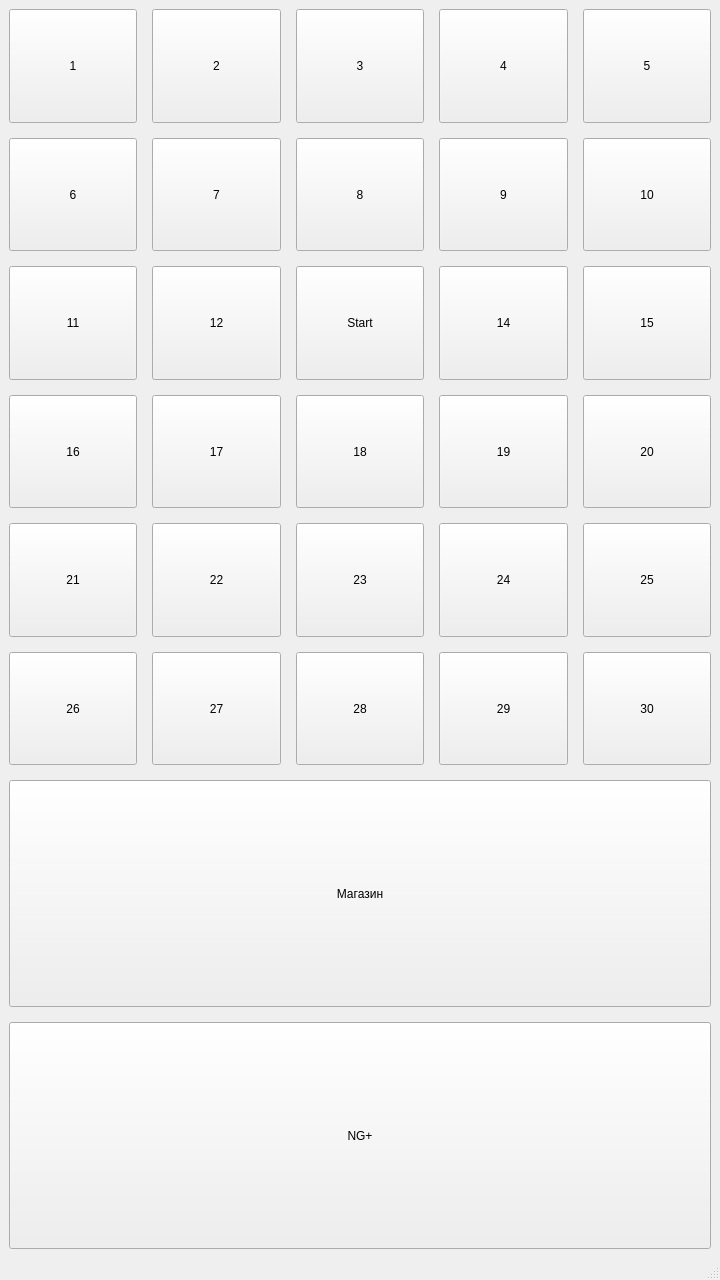
First picture: the form in map.ui, repository nladia/MyGame, before the edit.
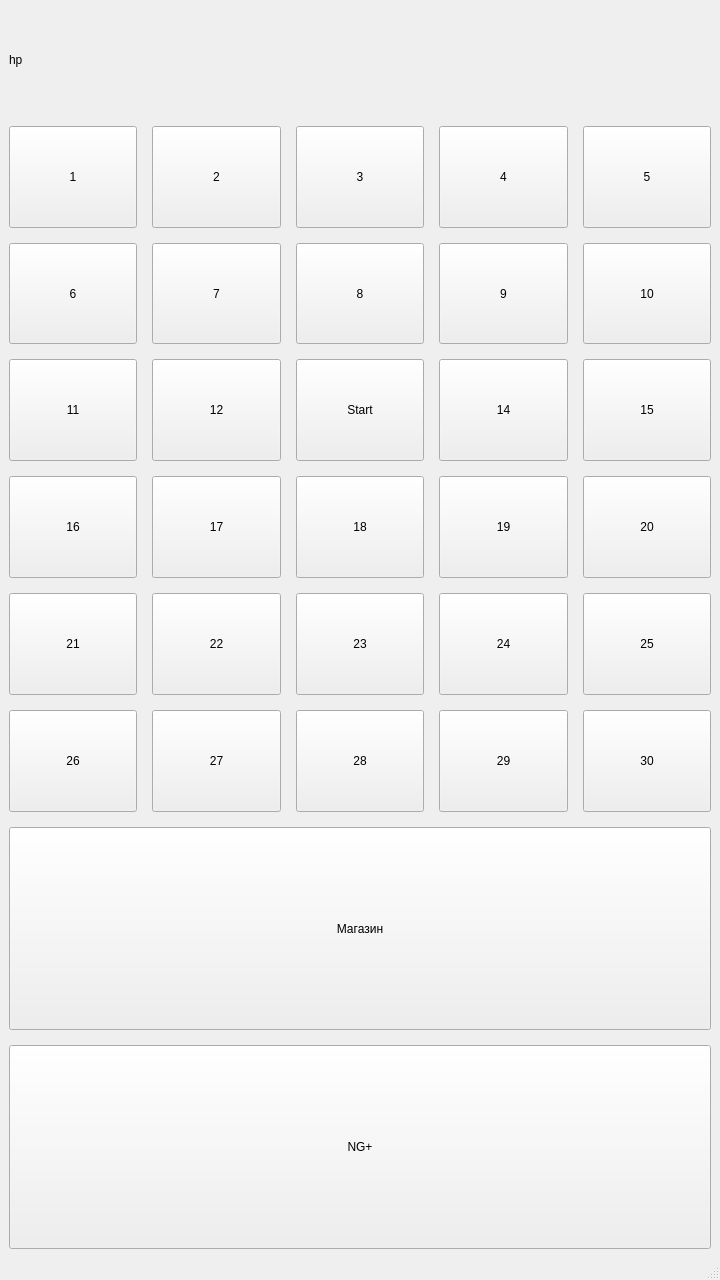
Second picture: the form after the edit.

Commit message: start_ability

The edit to the form file:
```diff
--- a/map.ui
+++ b/map.ui
@@ -14,11 +14,75 @@
    <string>MainWindow</string>
   </property>
   <widget class="QWidget" name="centralwidget">
-   <layout class="QGridLayout" name="gridLayout" rowstretch="1,1,1,1,1,1,2,2">
+   <layout class="QGridLayout" name="gridLayout" rowstretch="1,1,1,1,1,1,1,2,2">
     <property name="spacing">
      <number>15</number>
     </property>
-    <item row="0" column="0">
+    <item row="3" column="4">
+     <widget class="QPushButton" name="b15">
+      <property name="enabled">
+       <bool>true</bool>
+      </property>
+      <property name="sizePolicy">
+       <sizepolicy hsizetype="Minimum" vsizetype="Minimum">
+        <horstretch>0</horstretch>
+        <verstretch>0</verstretch>
+       </sizepolicy>
+      </property>
+      <property name="text">
+       <string>15</string>
+      </property>
+     </widget>
+    </item>
+    <item row="4" column="0">
+     <widget class="QPushButton" name="b16">
+      <property name="enabled">
+       <bool>true</bool>
+      </property>
+      <property name="sizePolicy">
+       <sizepolicy hsizetype="Minimum" vsizetype="Minimum">
+        <horstretch>0</horstretch>
+        <verstretch>0</verstretch>
+       </sizepolicy>
+      </property>
+      <property name="text">
+       <string>16</string>
+      </property>
+     </widget>
+    </item>
+    <item row="4" column="1">
+     <widget class="QPushButton" name="b17">
+      <property name="enabled">
+       <bool>true</bool>
+      </property>
+      <property name="sizePolicy">
+       <sizepolicy hsizetype="Minimum" vsizetype="Minimum">
+        <horstretch>0</horstretch>
+        <verstretch>0</verstretch>
+       </sizepolicy>
+      </property>
+      <property name="text">
+       <string>17</string>
+      </property>
+     </widget>
+    </item>
+    <item row="2" column="0">
+     <widget class="QPushButton" name="b6">
+      <property name="enabled">
+       <bool>true</bool>
+      </property>
+      <property name="sizePolicy">
+       <sizepolicy hsizetype="Minimum" vsizetype="Minimum">
+        <horstretch>0</horstretch>
+        <verstretch>0</verstretch>
+       </sizepolicy>
+      </property>
+      <property name="text">
+       <string>6</string>
+      </property>
+     </widget>
+    </item>
+    <item row="1" column="0">
      <widget class="QPushButton" name="b1">
       <property name="enabled">
        <bool>true</bool>
@@ -34,23 +98,7 @@
       </property>
      </widget>
     </item>
-    <item row="0" column="1">
-     <widget class="QPushButton" name="b2">
-      <property name="enabled">
-       <bool>true</bool>
-      </property>
-      <property name="sizePolicy">
-       <sizepolicy hsizetype="Minimum" vsizetype="Minimum">
-        <horstretch>0</horstretch>
-        <verstretch>0</verstretch>
-       </sizepolicy>
-      </property>
-      <property name="text">
-       <string>2</string>
-      </property>
-     </widget>
-    </item>
-    <item row="0" column="2">
+    <item row="1" column="2">
      <widget class="QPushButton" name="b3">
       <property name="enabled">
        <bool>true</bool>
@@ -66,7 +114,7 @@
       </property>
      </widget>
     </item>
-    <item row="0" column="3">
+    <item row="1" column="3">
      <widget class="QPushButton" name="b4">
       <property name="enabled">
        <bool>true</bool>
@@ -82,7 +130,7 @@
       </property>
      </widget>
     </item>
-    <item row="0" column="4">
+    <item row="1" column="4">
      <widget class="QPushButton" name="b5">
       <property name="enabled">
        <bool>true</bool>
@@ -98,23 +146,23 @@
       </property>
      </widget>
     </item>
-    <item row="1" column="0">
-     <widget class="QPushButton" name="b6">
-      <property name="enabled">
-       <bool>true</bool>
-      </property>
-      <property name="sizePolicy">
-       <sizepolicy hsizetype="Minimum" vsizetype="Minimum">
-        <horstretch>0</horstretch>
-        <verstretch>0</verstretch>
-       </sizepolicy>
-      </property>
-      <property name="text">
-       <string>6</string>
-      </property>
-     </widget>
-    </item>
     <item row="1" column="1">
+     <widget class="QPushButton" name="b2">
+      <property name="enabled">
+       <bool>true</bool>
+      </property>
+      <property name="sizePolicy">
+       <sizepolicy hsizetype="Minimum" vsizetype="Minimum">
+        <horstretch>0</horstretch>
+        <verstretch>0</verstretch>
+       </sizepolicy>
+      </property>
+      <property name="text">
+       <string>2</string>
+      </property>
+     </widget>
+    </item>
+    <item row="2" column="1">
      <widget class="QPushButton" name="b7">
       <property name="enabled">
        <bool>true</bool>
@@ -130,7 +178,23 @@
       </property>
      </widget>
     </item>
-    <item row="1" column="2">
+    <item row="3" column="0">
+     <widget class="QPushButton" name="b11">
+      <property name="enabled">
+       <bool>true</bool>
+      </property>
+      <property name="sizePolicy">
+       <sizepolicy hsizetype="Minimum" vsizetype="Minimum">
+        <horstretch>0</horstretch>
+        <verstretch>0</verstretch>
+       </sizepolicy>
+      </property>
+      <property name="text">
+       <string>11</string>
+      </property>
+     </widget>
+    </item>
+    <item row="2" column="2">
      <widget class="QPushButton" name="b8">
       <property name="enabled">
        <bool>true</bool>
@@ -146,7 +210,7 @@
       </property>
      </widget>
     </item>
-    <item row="1" column="3">
+    <item row="2" column="3">
      <widget class="QPushButton" name="b9">
       <property name="enabled">
        <bool>true</bool>
@@ -162,7 +226,7 @@
       </property>
      </widget>
     </item>
-    <item row="1" column="4">
+    <item row="2" column="4">
      <widget class="QPushButton" name="b10">
       <property name="enabled">
        <bool>true</bool>
@@ -178,52 +242,7 @@
       </property>
      </widget>
     </item>
-    <item row="2" column="0">
-     <widget class="QPushButton" name="b11">
-      <property name="enabled">
-       <bool>true</bool>
-      </property>
-      <property name="sizePolicy">
-       <sizepolicy hsizetype="Minimum" vsizetype="Minimum">
-        <horstretch>0</horstretch>
-        <verstretch>0</verstretch>
-       </sizepolicy>
-      </property>
-      <property name="text">
-       <string>11</string>
-      </property>
-     </widget>
-    </item>
-    <item row="2" column="1">
-     <widget class="QPushButton" name="b12">
-      <property name="enabled">
-       <bool>true</bool>
-      </property>
-      <property name="sizePolicy">
-       <sizepolicy hsizetype="Minimum" vsizetype="Minimum">
-        <horstretch>0</horstretch>
-        <verstretch>0</verstretch>
-       </sizepolicy>
-      </property>
-      <property name="text">
-       <string>12</string>
-      </property>
-     </widget>
-    </item>
-    <item row="2" column="2">
-     <widget class="QPushButton" name="start">
-      <property name="sizePolicy">
-       <sizepolicy hsizetype="Minimum" vsizetype="Minimum">
-        <horstretch>0</horstretch>
-        <verstretch>0</verstretch>
-       </sizepolicy>
-      </property>
-      <property name="text">
-       <string>Start</string>
-      </property>
-     </widget>
-    </item>
-    <item row="2" column="3">
+    <item row="3" column="3">
      <widget class="QPushButton" name="b14">
       <property name="enabled">
        <bool>true</bool>
@@ -239,40 +258,8 @@
       </property>
      </widget>
     </item>
-    <item row="2" column="4">
-     <widget class="QPushButton" name="b15">
-      <property name="enabled">
-       <bool>true</bool>
-      </property>
-      <property name="sizePolicy">
-       <sizepolicy hsizetype="Minimum" vsizetype="Minimum">
-        <horstretch>0</horstretch>
-        <verstretch>0</verstretch>
-       </sizepolicy>
-      </property>
-      <property name="text">
-       <string>15</string>
-      </property>
-     </widget>
-    </item>
-    <item row="3" column="0">
-     <widget class="QPushButton" name="b16">
-      <property name="enabled">
-       <bool>true</bool>
-      </property>
-      <property name="sizePolicy">
-       <sizepolicy hsizetype="Minimum" vsizetype="Minimum">
-        <horstretch>0</horstretch>
-        <verstretch>0</verstretch>
-       </sizepolicy>
-      </property>
-      <property name="text">
-       <string>16</string>
-      </property>
-     </widget>
-    </item>
     <item row="3" column="1">
-     <widget class="QPushButton" name="b17">
+     <widget class="QPushButton" name="b12">
       <property name="enabled">
        <bool>true</bool>
       </property>
@@ -283,11 +270,11 @@
        </sizepolicy>
       </property>
       <property name="text">
-       <string>17</string>
+       <string>12</string>
       </property>
      </widget>
     </item>
-    <item row="3" column="2">
+    <item row="4" column="2">
      <widget class="QPushButton" name="b18">
       <property name="enabled">
        <bool>true</bool>
@@ -303,7 +290,7 @@
       </property>
      </widget>
     </item>
-    <item row="3" column="3">
+    <item row="4" column="3">
      <widget class="QPushButton" name="b19">
       <property name="enabled">
        <bool>true</bool>
@@ -319,7 +306,20 @@
       </property>
      </widget>
     </item>
-    <item row="3" column="4">
+    <item row="3" column="2">
+     <widget class="QPushButton" name="start">
+      <property name="sizePolicy">
+       <sizepolicy hsizetype="Minimum" vsizetype="Minimum">
+        <horstretch>0</horstretch>
+        <verstretch>0</verstretch>
+       </sizepolicy>
+      </property>
+      <property name="text">
+       <string>Start</string>
+      </property>
+     </widget>
+    </item>
+    <item row="4" column="4">
      <widget class="QPushButton" name="b20">
       <property name="enabled">
        <bool>true</bool>
@@ -335,23 +335,7 @@
       </property>
      </widget>
     </item>
-    <item row="4" column="0">
-     <widget class="QPushButton" name="b21">
-      <property name="enabled">
-       <bool>true</bool>
-      </property>
-      <property name="sizePolicy">
-       <sizepolicy hsizetype="Minimum" vsizetype="Minimum">
-        <horstretch>0</horstretch>
-        <verstretch>0</verstretch>
-       </sizepolicy>
-      </property>
-      <property name="text">
-       <string>21</string>
-      </property>
-     </widget>
-    </item>
-    <item row="4" column="1">
+    <item row="5" column="1">
      <widget class="QPushButton" name="b22">
       <property name="enabled">
        <bool>true</bool>
@@ -367,23 +351,7 @@
       </property>
      </widget>
     </item>
-    <item row="4" column="2">
-     <widget class="QPushButton" name="b23">
-      <property name="enabled">
-       <bool>true</bool>
-      </property>
-      <property name="sizePolicy">
-       <sizepolicy hsizetype="Minimum" vsizetype="Minimum">
-        <horstretch>0</horstretch>
-        <verstretch>0</verstretch>
-       </sizepolicy>
-      </property>
-      <property name="text">
-       <string>23</string>
-      </property>
-     </widget>
-    </item>
-    <item row="4" column="3">
+    <item row="5" column="3">
      <widget class="QPushButton" name="b24">
       <property name="enabled">
        <bool>true</bool>
@@ -399,24 +367,8 @@
       </property>
      </widget>
     </item>
-    <item row="4" column="4">
-     <widget class="QPushButton" name="b25">
-      <property name="enabled">
-       <bool>true</bool>
-      </property>
-      <property name="sizePolicy">
-       <sizepolicy hsizetype="Minimum" vsizetype="Minimum">
-        <horstretch>0</horstretch>
-        <verstretch>0</verstretch>
-       </sizepolicy>
-      </property>
-      <property name="text">
-       <string>25</string>
-      </property>
-     </widget>
-    </item>
     <item row="5" column="0">
-     <widget class="QPushButton" name="b26">
+     <widget class="QPushButton" name="b21">
       <property name="enabled">
        <bool>true</bool>
       </property>
@@ -427,11 +379,43 @@
        </sizepolicy>
       </property>
       <property name="text">
-       <string>26</string>
+       <string>21</string>
       </property>
      </widget>
     </item>
-    <item row="5" column="1">
+    <item row="5" column="2">
+     <widget class="QPushButton" name="b23">
+      <property name="enabled">
+       <bool>true</bool>
+      </property>
+      <property name="sizePolicy">
+       <sizepolicy hsizetype="Minimum" vsizetype="Minimum">
+        <horstretch>0</horstretch>
+        <verstretch>0</verstretch>
+       </sizepolicy>
+      </property>
+      <property name="text">
+       <string>23</string>
+      </property>
+     </widget>
+    </item>
+    <item row="6" column="3">
+     <widget class="QPushButton" name="b29">
+      <property name="enabled">
+       <bool>true</bool>
+      </property>
+      <property name="sizePolicy">
+       <sizepolicy hsizetype="Minimum" vsizetype="Minimum">
+        <horstretch>0</horstretch>
+        <verstretch>0</verstretch>
+       </sizepolicy>
+      </property>
+      <property name="text">
+       <string>29</string>
+      </property>
+     </widget>
+    </item>
+    <item row="6" column="1">
      <widget class="QPushButton" name="b27">
       <property name="enabled">
        <bool>true</bool>
@@ -447,7 +431,7 @@
       </property>
      </widget>
     </item>
-    <item row="5" column="2">
+    <item row="6" column="2">
      <widget class="QPushButton" name="b28">
       <property name="enabled">
        <bool>true</bool>
@@ -463,23 +447,39 @@
       </property>
      </widget>
     </item>
-    <item row="5" column="3">
-     <widget class="QPushButton" name="b29">
-      <property name="enabled">
-       <bool>true</bool>
-      </property>
-      <property name="sizePolicy">
-       <sizepolicy hsizetype="Minimum" vsizetype="Minimum">
-        <horstretch>0</horstretch>
-        <verstretch>0</verstretch>
-       </sizepolicy>
-      </property>
-      <property name="text">
-       <string>29</string>
-      </property>
-     </widget>
-    </item>
     <item row="5" column="4">
+     <widget class="QPushButton" name="b25">
+      <property name="enabled">
+       <bool>true</bool>
+      </property>
+      <property name="sizePolicy">
+       <sizepolicy hsizetype="Minimum" vsizetype="Minimum">
+        <horstretch>0</horstretch>
+        <verstretch>0</verstretch>
+       </sizepolicy>
+      </property>
+      <property name="text">
+       <string>25</string>
+      </property>
+     </widget>
+    </item>
+    <item row="6" column="0">
+     <widget class="QPushButton" name="b26">
+      <property name="enabled">
+       <bool>true</bool>
+      </property>
+      <property name="sizePolicy">
+       <sizepolicy hsizetype="Minimum" vsizetype="Minimum">
+        <horstretch>0</horstretch>
+        <verstretch>0</verstretch>
+       </sizepolicy>
+      </property>
+      <property name="text">
+       <string>26</string>
+      </property>
+     </widget>
+    </item>
+    <item row="6" column="4">
      <widget class="QPushButton" name="b30">
       <property name="enabled">
        <bool>true</bool>
@@ -495,7 +495,7 @@
       </property>
      </widget>
     </item>
-    <item row="6" column="0" colspan="5">
+    <item row="7" column="0" colspan="5">
      <widget class="QPushButton" name="shop">
       <property name="sizePolicy">
        <sizepolicy hsizetype="Minimum" vsizetype="Minimum">
@@ -508,7 +508,7 @@
       </property>
      </widget>
     </item>
-    <item row="7" column="0" colspan="5">
+    <item row="8" column="0" colspan="5">
      <widget class="QPushButton" name="pushButton_31">
       <property name="sizePolicy">
        <sizepolicy hsizetype="Minimum" vsizetype="Minimum">
@@ -521,6 +521,13 @@
       </property>
      </widget>
     </item>
+    <item row="0" column="0" colspan="5">
+     <widget class="QLabel" name="label">
+      <property name="text">
+       <string>hp</string>
+      </property>
+     </widget>
+    </item>
    </layout>
   </widget>
   <widget class="QMenuBar" name="menubar">
```
The commit also changes 16 other files.
